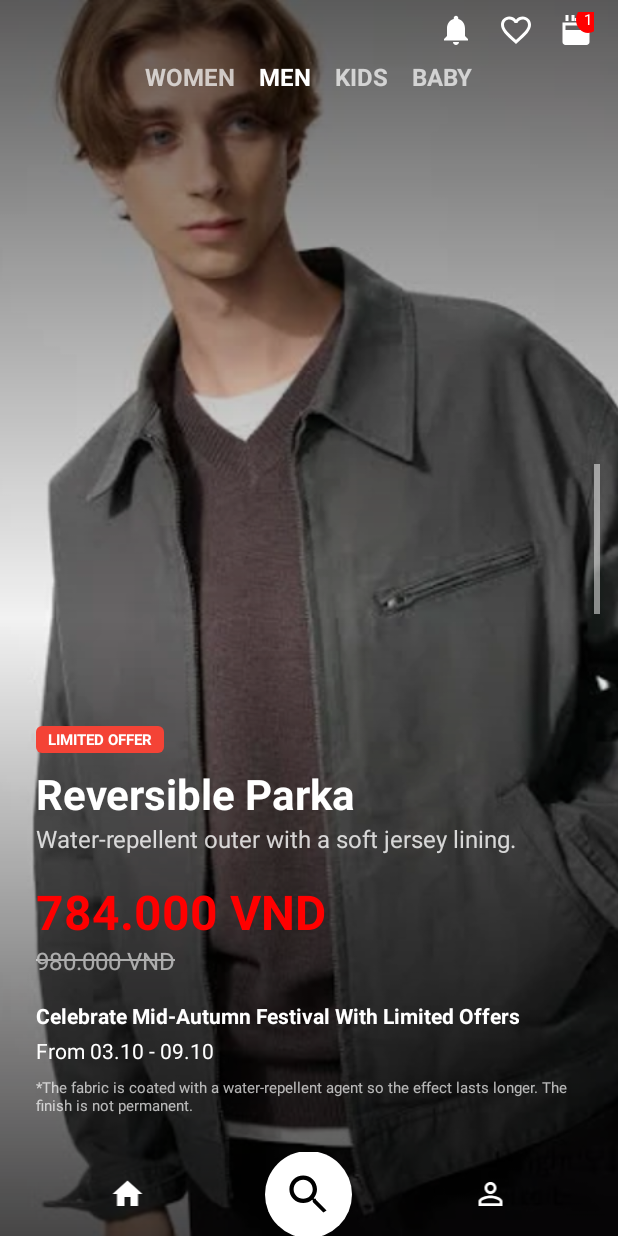
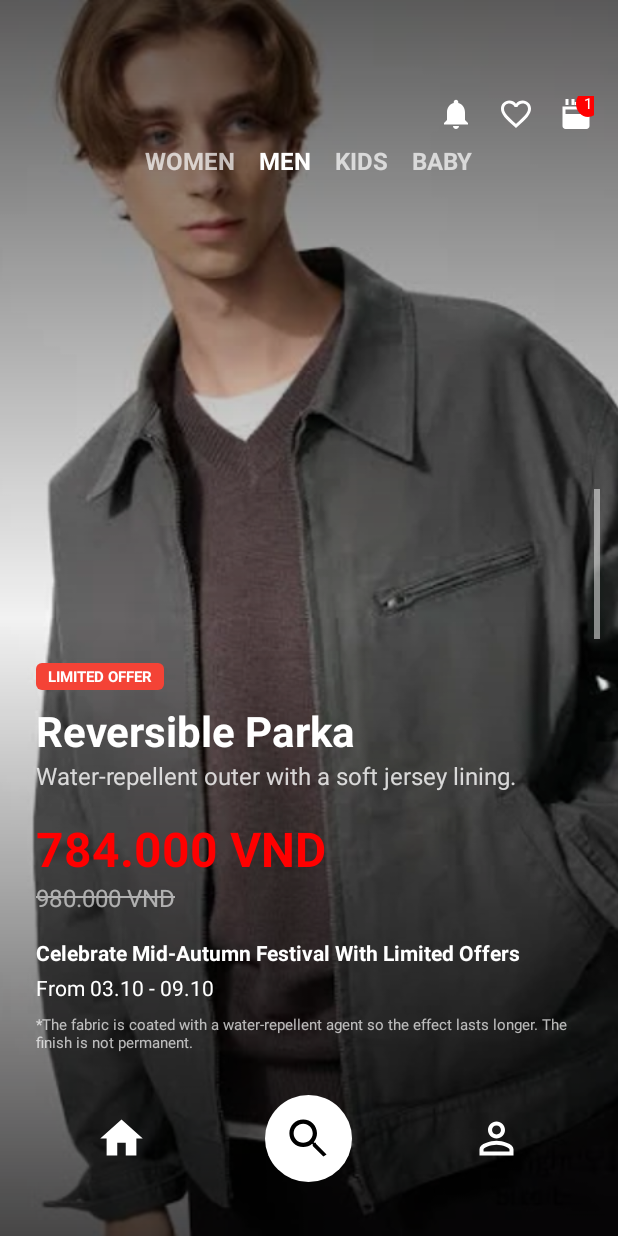
Before and after one commit to DOTHANHAN12/ShopApp, an Android app: the screen it shows after launch (HomeActivity), on a phone screen of 412 x 824 dp. Run offline under Robolectric (Android 15) with nearby library versions, the phone set to English and light mode, and no system bars.

Commit message:
giao dien hoan chinh'

```diff
--- a/app/src/main/java/com/example/shopapp/HomeActivity.java
+++ b/app/src/main/java/com/example/shopapp/HomeActivity.java
@@ -1,22 +1,31 @@
 package com.example.shopapp;
+
 
 import android.os.Bundle;
 import androidx.appcompat.app.AppCompatActivity;
+import android.view.WindowManager;
 
-/**
- * Activity để hiển thị trang sản phẩm Reversible Parka.
- */
 public class HomeActivity extends AppCompatActivity {
 
     @Override
     protected void onCreate(Bundle savedInstanceState) {
         super.onCreate(savedInstanceState);
 
-        // Thiết lập layout sử dụng file activity_home.xml
+        // 1. Ẩn thanh Action Bar (Thanh tiêu đề của Activity)
+        if (getSupportActionBar() != null) {
+            getSupportActionBar().hide();
+        }
+
+        // 2. [QUAN TRỌNG] BỎ FLAG_FULLSCREEN.
+        //    Chỉ cho phép nội dung vẽ dưới Status Bar mà không ẩn nó.
+        getWindow().getDecorView().setSystemUiVisibility(
+                android.view.View.SYSTEM_UI_FLAG_LAYOUT_STABLE
+                        | android.view.View.SYSTEM_UI_FLAG_LAYOUT_FULLSCREEN
+        );
+
+        // 3. Đặt màu Status Bar là trong suốt
+        getWindow().setStatusBarColor(android.graphics.Color.TRANSPARENT);
+
         setContentView(R.layout.activity_home);
-
-        // Phần này hiện tại không cần thêm logic UI nào,
-        // nó chỉ đơn giản là hiển thị giao diện.
-        // Nếu cần tương tác, bạn sẽ viết code tại đây.
     }
 }
--- a/app/src/main/res/layout/activity_home.xml
+++ b/app/src/main/res/layout/activity_home.xml
@@ -5,7 +5,8 @@
     xmlns:tools="http://schemas.android.com/tools"
     android:layout_width="match_parent"
     android:layout_height="match_parent"
-    android:fitsSystemWindows="true">
+
+    android:fitsSystemWindows="false">
 
 <androidx.constraintlayout.widget.ConstraintLayout
         android:layout_width="match_parent"
@@ -37,11 +38,14 @@
         android:id="@+id/layout_top_icons"
         android:layout_width="match_parent"
         android:layout_height="wrap_content"
-            android:gravity="end"
         android:orientation="horizontal"
         android:paddingHorizontal="16dp"
-            android:paddingTop="8dp"
-            app:layout_constraintTop_toTopOf="parent">
+
+        android:paddingTop="?attr/actionBarSize"
+
+        app:layout_constraintTop_toTopOf="parent"
+        android:gravity="end">
+
 
             <ImageView
                 android:layout_width="24dp"
@@ -204,33 +208,34 @@
         <LinearLayout
             android:id="@+id/layout_bottom_nav"
             android:layout_width="match_parent"
-            android:layout_height="56dp"
+            android:layout_height="66dp"
             android:background="@android:color/transparent"
             android:elevation="0dp"
             android:gravity="center"
             android:orientation="horizontal"
-            app:layout_constraintBottom_toBottomOf="parent">
+            app:layout_constraintBottom_toBottomOf="parent"
+            android:layout_marginBottom="32dp">
+
 
             <ImageView
                 android:src="@drawable/ic_home_filled"
                 app:tint="@android:color/white"
-                style="@style/BottomNavIcon"/>
+                style="@style/BottomNavIcon"
+                />
 
             <FrameLayout
-                android:layout_width="72dp"
-                android:layout_height="match_parent"
-                android:gravity="center">
+                android:gravity="center"
+                android:layout_height="88dp" android:layout_width="88dp">
 
                 <ImageView
-                    android:layout_width="58dp"
-                    android:layout_height="58dp"
-                    android:layout_gravity="center"
                     android:background="@drawable/circle_background_black"
                     android:contentDescription="@string/search_desc"
+                    android:layout_gravity="center"
+                    android:layout_height="58dp"
+                    android:layout_width="58dp"
                     android:padding="12dp"
                     android:src="@drawable/ic_search"
-                    app:tint="@android:color/black"
-                    tools:visibility="visible" />
+                    app:tint="@android:color/black"/>
             </FrameLayout>
 
             <ImageView
```
Lines whose indentation alone changed are shown as unchanged.
